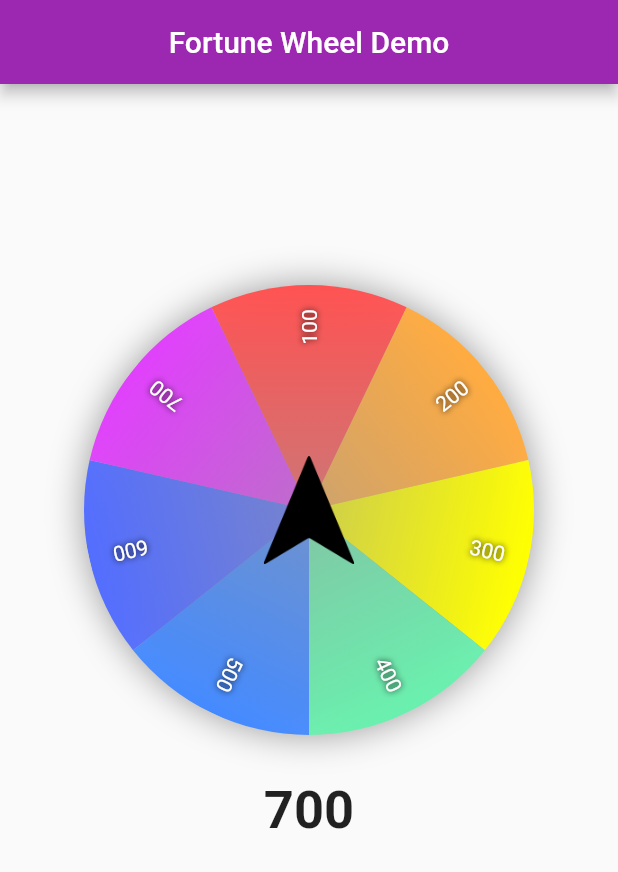
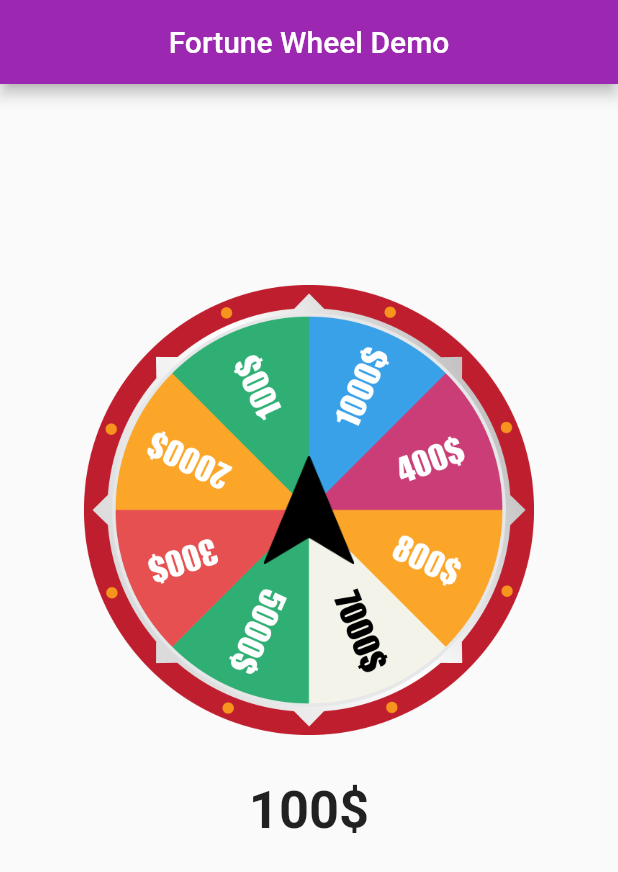
Before and after one commit to serpentarius-hollow/fortune-wheel-demo, a Flutter app: the screen it shows after launch, on a phone screen of 412 x 824 dp. Shown: the top 872 px of the screen. Run offline on Flutter 3.47's test engine with Material 2 defaults, Android fonts, the phone set to English and light mode, and no system bars.

Commit message:
feat : changed widget to image

```diff
--- a/lib/fortune_wheel/home.dart
+++ b/lib/fortune_wheel/home.dart
@@ -11,13 +11,14 @@ class Home extends StatefulWidget {
 
 class _HomeState extends State<Home> with SingleTickerProviderStateMixin {
   final List<ItemPrize> _items = [
-    ItemPrize("100", Colors.redAccent),
-    ItemPrize("200", Colors.orangeAccent),
-    ItemPrize("300", Colors.yellowAccent),
-    ItemPrize("400", Colors.greenAccent),
-    ItemPrize("500", Colors.blueAccent),
-    ItemPrize("600", Colors.indigoAccent),
-    ItemPrize("700", Colors.purpleAccent),
+    ItemPrize("1000\$", Colors.redAccent),
+    ItemPrize("400\$", Colors.orangeAccent),
+    ItemPrize("800\$", Colors.yellowAccent),
+    ItemPrize("7000\$", Colors.greenAccent),
+    ItemPrize("5000\$", Colors.blueAccent),
+    ItemPrize("300\$", Colors.indigoAccent),
+    ItemPrize("2000\$", Colors.purpleAccent),
+    ItemPrize("100\$", Colors.amberAccent),
   ];
 
   @override
@@ -34,12 +35,13 @@ class _HomeState extends State<Home> with SingleTickerProviderStateMixin {
           crossAxisAlignment: CrossAxisAlignment.stretch,
           children: [
             SpinningWheel(
-              Wheel(
-                items: _items,
-                size: Size(300, 300),
-              ),
+              // Wheel(
+              //   items: _items,
+              //   size: Size(300, 300),
+              // ),
+              Image.asset('assets/images/rolet.png'),
               size: Size(300, 300),
-              dividers: 7,
+              dividers: 8,
               onUpdate: (index) {},
               list: _items,
               secondaryImage: Image.asset('assets/images/arrow.png'),
--- a/pubspec.yaml
+++ b/pubspec.yaml
@@ -48,6 +48,7 @@ flutter:
   assets:
     - assets/images/wheel-6-300.png
     - assets/images/arrow.png
+    - assets/images/rolet.png
 
   # An image asset can refer to one or more resolution-specific "variants", see
   # https://flutter.dev/assets-and-images/#resolution-aware.
```
Also changed, not shown: assets/images/rolet.png (added).
